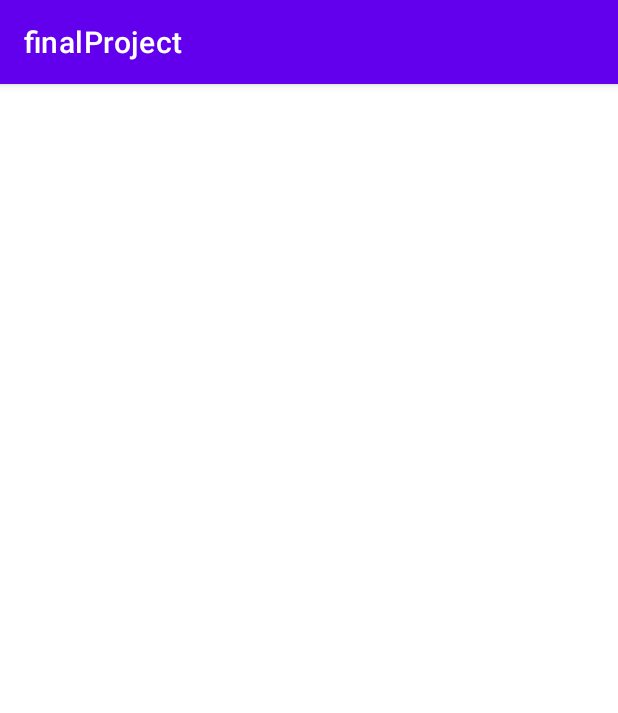
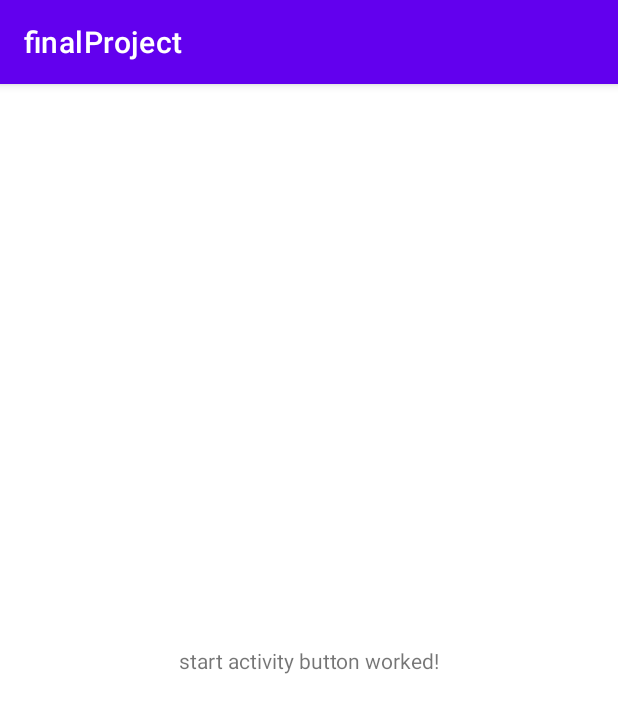
Before and after one commit to renukaseepersad/finalProject, an Android app: the signIn screen opened directly, with no data from a screen before it, on a phone screen of 412 x 824 dp. Shown: the top 713 px of the screen. Run offline under Robolectric (Android 15) with nearby library versions, the phone set to English and light mode, and no system bars; Roboto replaces fonts that are not available here.

Commit message:
start button works on emulator!

```diff
--- a/app/src/main/java/com/example/finalproject/MainActivity.java
+++ b/app/src/main/java/com/example/finalproject/MainActivity.java
@@ -15,7 +15,7 @@ public class MainActivity extends AppCompatActivity {
         setContentView(R.layout.activity_main);
     }
     public void onStart(View view) {
-        Intent intent = new Intent(this, DisplayMessageActivity.class);
+        Intent intent = new Intent(this, signIn.class);
         startActivity(intent);
     }
 }
--- a/app/src/main/res/layout/activity_sign_in.xml
+++ b/app/src/main/res/layout/activity_sign_in.xml
@@ -6,4 +6,13 @@
     android:layout_height="match_parent"
     tools:context=".signIn">
 
+    <TextView
+        android:id="@+id/textView"
+        android:layout_width="wrap_content"
+        android:layout_height="wrap_content"
+        android:text="start activity button worked!"
+        app:layout_constraintBottom_toBottomOf="parent"
+        app:layout_constraintEnd_toEndOf="parent"
+        app:layout_constraintStart_toStartOf="parent"
+        app:layout_constraintTop_toTopOf="parent" />
 </androidx.constraintlayout.widget.ConstraintLayout>
```
